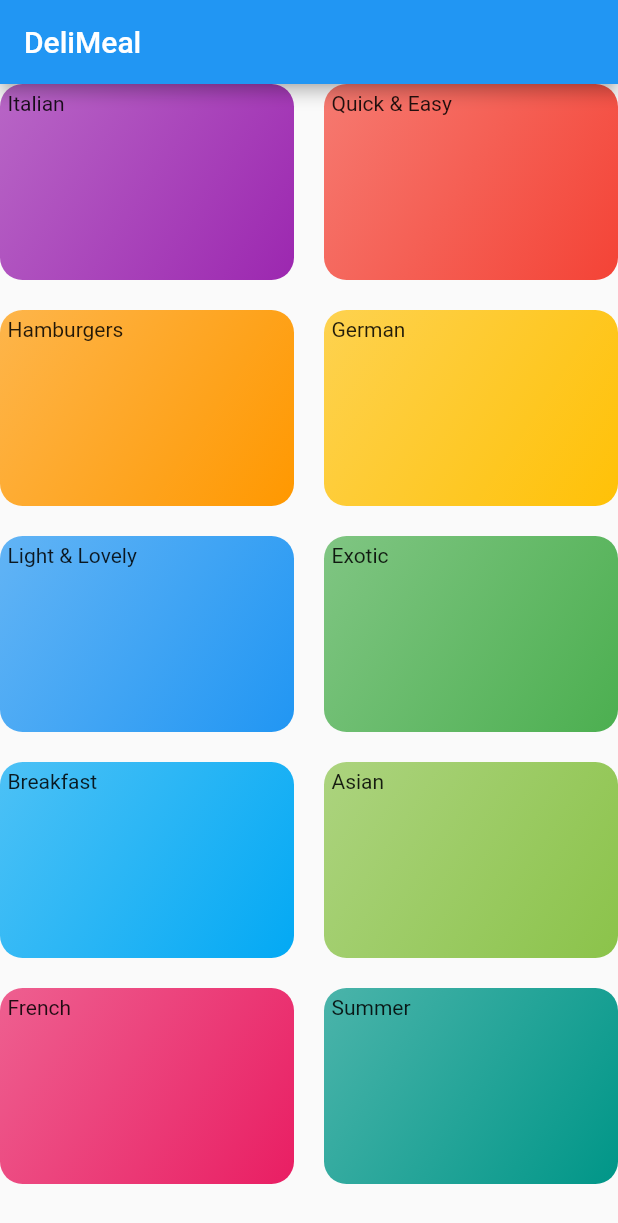
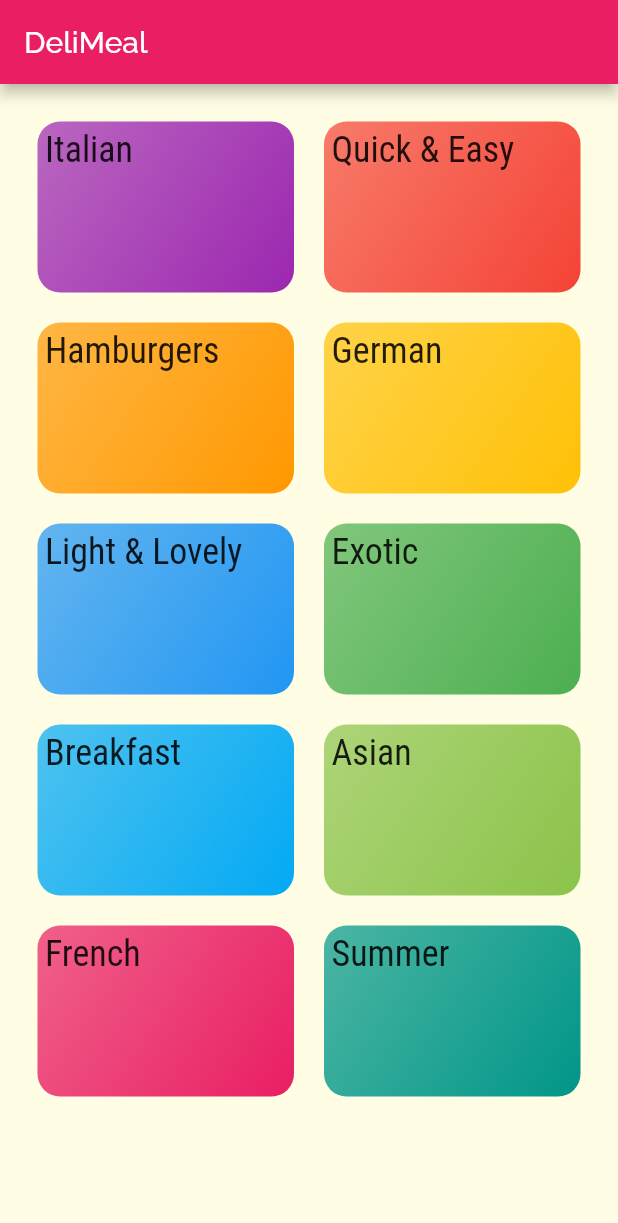
Before and after one commit to nischal08/meals_app, a Flutter app: the screen it shows after launch, on a phone screen of 412 x 824 dp. Shown: the top 1223 px of the screen. Run offline on Flutter 3.47's test engine with Material 2 defaults, Android fonts, the phone set to English and light mode, and no system bars.

Commit message:
applied themeing and styling to the app

```diff
--- a/lib/categories_screen.dart
+++ b/lib/categories_screen.dart
@@ -12,6 +12,7 @@ class CategoriesScreen extends StatelessWidget {
         title: Text('DeliMeal'),
       ),
       body: GridView(
+        padding:const EdgeInsets.all(25),
         gridDelegate: SliverGridDelegateWithMaxCrossAxisExtent(
           maxCrossAxisExtent: 200,
           childAspectRatio: 3 / 2, //height = 200*(3/2)
--- a/lib/category_item.dart
+++ b/lib/category_item.dart
@@ -10,7 +10,7 @@ class CategoryItem extends StatelessWidget {
   Widget build(BuildContext context) {
     return Container(
       padding: const EdgeInsets.all(5),
-      child: Text(title),
+      child: Text(title,style: Theme.of(context).textTheme.headline6,),
 
       decoration: BoxDecoration(
         gradient: LinearGradient(
--- a/lib/main.dart
+++ b/lib/main.dart
@@ -12,7 +12,19 @@ class MyApp extends StatelessWidget {
     return MaterialApp(
       title: 'DeliMeals',
       theme: ThemeData(
-        primarySwatch: Colors.blue,
+        primarySwatch: Colors.pink,
+        accentColor: Colors.amber,
+        canvasColor: Color.fromRGBO(255, 254, 229, 1),
+        fontFamily: 'Raleway',
+        textTheme: ThemeData.light().textTheme.copyWith(
+              bodyText1: TextStyle(
+                color: Color.fromRGBO(20, 51, 51, 1),
+              ),
+              bodyText2: TextStyle(
+                color: Color.fromRGBO(20, 51, 51, 1),
+              ),
+              headline6: TextStyle(fontSize: 24, fontFamily: 'RobotoCondensed'),
+            ),
       ),
       home: CategoriesScreen(),
     );
```
Also changed, not shown: pubspec.yaml (+18 -9 lines), assets/fonts/Raleway-Black.ttf (added), assets/fonts/Raleway-Bold.ttf (added), assets/fonts/Raleway-Regular.ttf (added), assets/fonts/RobotoCondensed-Bold.ttf (added), assets/fonts/RobotoCondensed-Italic.ttf (added), assets/fonts/RobotoCondensed-Light.ttf (added), assets/fonts/RobotoCondensed-Regular.ttf (added).
